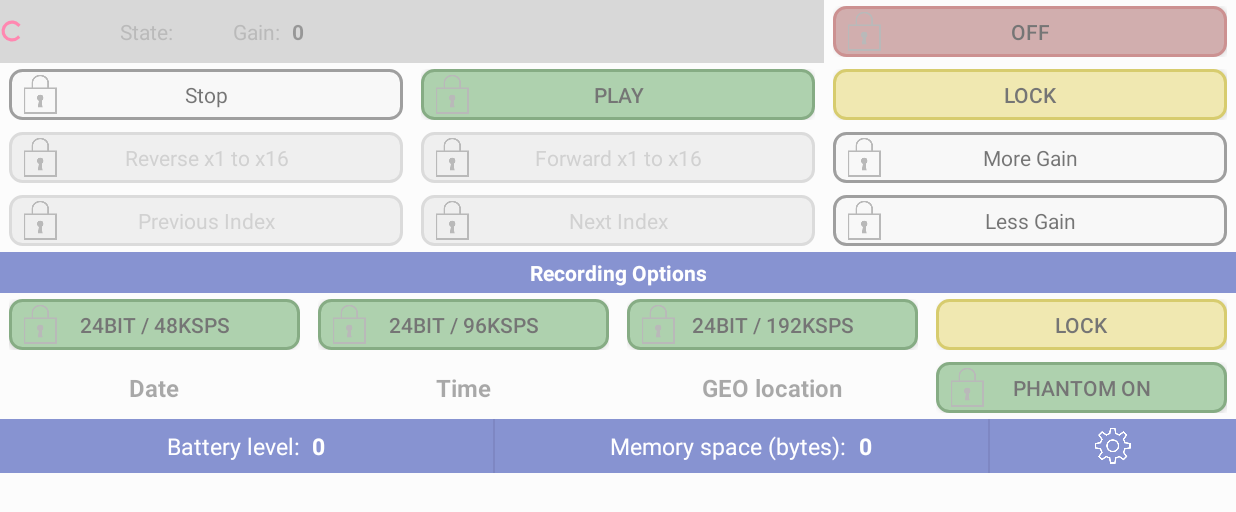
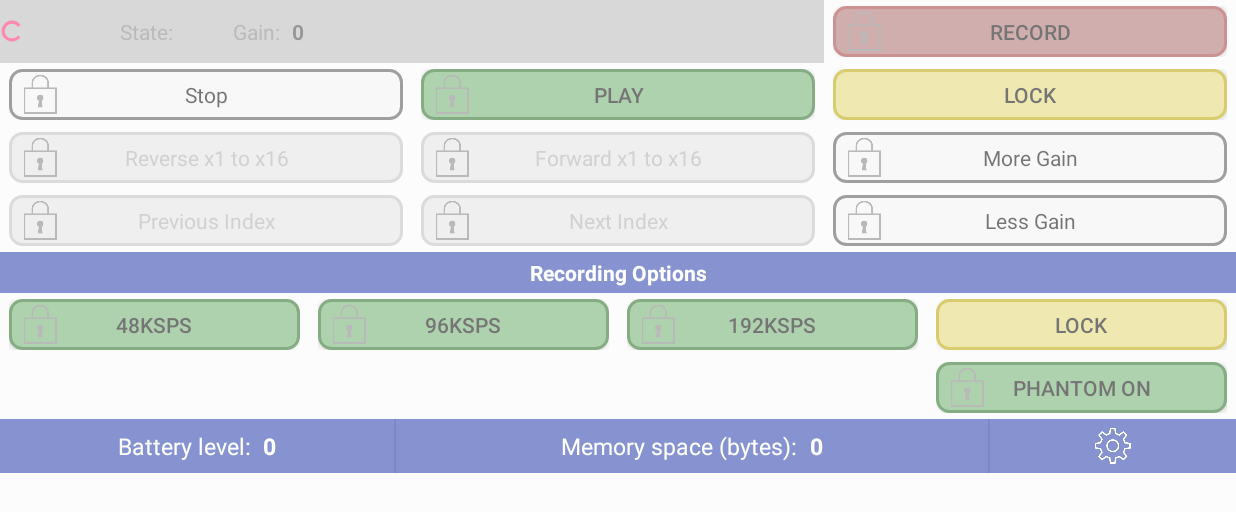
Before and after one commit to stas-perchenko/bt-recorder, an Android app: the FinalActivity screen opened directly, with no data from a screen before it, on a phone screen of 824 x 412 dp (held sideways). Shown: the top 512 px of the screen. Run offline under Robolectric (Android 15) with nearby library versions, the phone set to English and light mode, and no system bars; our stand-ins replace data binding; 51 statements that could not run were skipped.

Commit message:
Bugfixes.  Set Sample rate implemented

```diff
--- a/app/build.gradle
+++ b/app/build.gradle
@@ -10,8 +10,8 @@ android {
         applicationId "com.alperez.btrecorder"
         minSdkVersion 16
         targetSdkVersion 24
-        versionCode 6
-        versionName "1.0.5"
+        versionCode 7
+        versionName "1.0.6"
         testInstrumentationRunner "android.support.test.runner.AndroidJUnitRunner"
     }
 
--- a/app/src/main/java/com/alperez/bt_microphone/GlobalConstants.java
+++ b/app/src/main/java/com/alperez/bt_microphone/GlobalConstants.java
@@ -25,4 +25,9 @@ public class GlobalConstants {
     public static final int MAX_TIME_AFTER_LAST_UUID_DISCOVERED = 4000;
 
     public static final int FORMAT_COMMAND_TIMEOUT = 8000;
+
+
+    public static final int SAMPLE_RATE_48K = 48000;
+    public static final int SAMPLE_RATE_96K = 96000;
+    public static final int SAMPLE_RATE_192K = 192000;
 }
--- a/app/src/main/java/com/alperez/bt_microphone/core/RemoteDevice.java
+++ b/app/src/main/java/com/alperez/bt_microphone/core/RemoteDevice.java
@@ -32,11 +32,9 @@ import com.alperez.bt_microphone.rest.command.impl.VersionRestCommand;
 import com.alperez.bt_microphone.rest.response.BaseResponse;
 import com.alperez.bt_microphone.rest.response.ErrorResponse;
 import com.alperez.bt_microphone.rest.response.FileSuccessResponse;
-import com.alperez.bt_microphone.rest.response.PositionSuccessResponse;
 import com.alperez.bt_microphone.rest.response.SimpleSuccessResponse;
 import com.alperez.bt_microphone.rest.response.StatusSuccessResponse;
 import com.alperez.bt_microphone.rest.response.commonmodels.DeviceFile;
-import com.alperez.bt_microphone.rest.response.commonmodels.DevicePosition;
 import com.alperez.bt_microphone.rest.response.commonmodels.DeviceStatus;
 import com.android.annotations.NonNull;
 
--- a/app/src/main/java/com/alperez/bt_microphone/ui/viewmodel/MainControlsViewModel.java
+++ b/app/src/main/java/com/alperez/bt_microphone/ui/viewmodel/MainControlsViewModel.java
@@ -30,7 +30,7 @@ public class MainControlsViewModel extends BaseObservable {
     private String memorySpace = "0";
     private String batteryLevel = "0";
     private boolean phantomPower;
-    private String sampleRate = "0";
+    private int recordingSampleRate = 0;
     private String gainLevel = "0";
 
 
@@ -86,7 +86,7 @@ public class MainControlsViewModel extends BaseObservable {
         setBatteryLevel(Integer.toString(devStatus.batteryLevel()));
         setPhantomPower(devStatus.isPhantomPowerOn());
         setGainLevel(Integer.toString(devStatus.gainLevel()));
-        setSampleRate(Integer.toString(devStatus.recordingSampleRate()));
+        setRecordingSampleRate(devStatus.recordingSampleRate());
     }
 
 
@@ -96,10 +96,8 @@ public class MainControlsViewModel extends BaseObservable {
         return devState;
     }
     public void setDevState(DeviceState devState) {
-        if (this.devState != devState) {
-            this.devState = devState;
-            notifyPropertyChanged(BR.devState);
-        }
+        this.devState = devState;
+        notifyPropertyChanged(BR.devState);
     }
     @Bindable
     public String getMemorySpace() {
@@ -141,11 +139,14 @@ public class MainControlsViewModel extends BaseObservable {
             notifyPropertyChanged(BR.gainLevel);
         }
     }
-    public String getSampleRate() {
-        return sampleRate;
+
+    @Bindable
+    public int getRecordingSampleRate() {
+        return recordingSampleRate;
     }
-    public void setSampleRate(String sampleRate) {
-        this.sampleRate = sampleRate;
+    public void setRecordingSampleRate(int recordingSampleRate) {
+        this.recordingSampleRate = recordingSampleRate;
+        notifyPropertyChanged(BR.recordingSampleRate);
     }
 
     /**********************************************************************************************/
@@ -153,16 +154,16 @@ public class MainControlsViewModel extends BaseObservable {
 
     /*****  File-related ********/
     private Date currentTimeStart = new Date(0);
-    private String currentDuration = "0";
-    private String currentPosition = "0";
+    private long currentDuration;
+    private long currentPosition;
     private String currentSampleRate = "0";
     private Location currentLocation = new Location("");
 
 
     public void setCurrentFile(DeviceFile devFile) {
         setCurrentTimeStart(devFile.startTime());
-        setCurrentDuration(Long.toString(devFile.durationMillis()));
-        setCurrentPosition(Long.toString(devFile.currentPosition()));
+        setCurrentDuration(devFile.durationMillis());
+        setCurrentPosition(devFile.currentPosition());
         setCurrentSampleRate(Integer.toString(devFile.sampleRate()));
         setCurrentLocation(devFile.geoLocation());
     }
@@ -181,24 +182,24 @@ public class MainControlsViewModel extends BaseObservable {
     }
 
     @Bindable
-    public String getCurrentDuration() {
-        return currentDuration;
+    public int getCurrentDuration() {
+        return (int)currentDuration;
     }
 
-    public void setCurrentDuration(String currentDuration) {
-        if (!currentDuration.equals(this.currentDuration)) {
+    public void setCurrentDuration(long currentDuration) {
+        if (currentDuration != this.currentDuration) {
             this.currentDuration = currentDuration;
             notifyPropertyChanged(BR.currentDuration);
         }
     }
 
     @Bindable
-    public String getCurrentPosition() {
-        return currentPosition;
+    public int getCurrentPosition() {
+        return (int)Math.min(currentPosition, currentDuration);
     }
 
-    public void setCurrentPosition(String currentPosition) {
-        if (!currentPosition.equals(this.currentPosition)) {
+    public void setCurrentPosition(long currentPosition) {
+        if (currentPosition != this.currentPosition) {
             this.currentPosition = currentPosition;
             notifyPropertyChanged(BR.currentPosition);
         }
--- a/app/src/main/res/layout/activity_final.xml
+++ b/app/src/main/res/layout/activity_final.xml
@@ -138,7 +138,13 @@
                         android:layout_height="match_parent"
                         app:theme="@style/ThemeButton.TogglableRed"
                         style="@style/ButtonLockable.Togglable"
-                        android:text="@string/action_record"
+
+                        android:textOff="@string/action_record"
+                        android:textOn="@string/action_record_active"
+
+                        android:checked="@{viewModel.devState == DS.RECORDING}"
+
+
                         android:enabled="@{!(viewModel.devState == DS.PLAYING)  &amp;&amp;  !(viewModel.devState == DS.PAUSED)}"
                         app:locked="@{viewModel.controlsLocked}"
                         app:onClickListener="@{clickerRecord}"/>
@@ -192,6 +198,7 @@
                         style="@style/ButtonLockable.Togglable"
                         android:textOff="@string/action_play"
                         android:textOn="@string/action_pause"
+                        android:checked="@{viewModel.devState == DS.PLAYING}"
                         android:enabled="@{!(viewModel.devState == DS.RECORDING)}"
                         app:locked="@{viewModel.controlsLocked}"
                         app:onClickListener="@{clickerPlayPause}"/>
@@ -373,7 +380,7 @@
                 android:layout_height="wrap_content"
                 android:layout_weight="0"
                 android:gravity="center_horizontal"
-                android:text="@string/section_title_rec_options"
+                android:text="@{(viewModel.devState==DS.PLAYING || viewModel.devState==DS.PAUSING || viewModel.devState==DS.PAUSED) ? @string/section_title_playback_progress : @string/section_title_rec_options}"
                 android:paddingTop="4dp"
                 android:paddingBottom="4dp"
                 android:textStyle="bold"
@@ -416,7 +423,7 @@
                                 style="@style/ButtonLockable.Togglable"
                                 android:textOn="@string/action_quality_24_48"
                                 android:textOff="@string/action_quality_24_48"
-                                android:checked="@{viewModel.sampleRate.equals(48000)}"
+                                android:checked="@{viewModel.recordingSampleRate == com.alperez.bt_microphone.GlobalConstants.SAMPLE_RATE_48K}"
                                 app:locked="@{viewModel.optionsLocked || (viewModel.devState == DS.RECORDING)}"
                                 app:onClickListener="@{clickerSmprate1}" />
 
@@ -439,7 +446,7 @@
                                 style="@style/ButtonLockable.Togglable"
                                 android:textOn="@string/action_quality_24_96"
                                 android:textOff="@string/action_quality_24_96"
-                                android:checked="@{viewModel.sampleRate.equals(96000)}"
+                                android:checked="@{viewModel.recordingSampleRate == com.alperez.bt_microphone.GlobalConstants.SAMPLE_RATE_96K}"
                                 app:locked="@{viewModel.optionsLocked || (viewModel.devState == DS.RECORDING)}"
                                 app:onClickListener="@{clickerSmprate2}" />
 
@@ -462,7 +469,7 @@
                                 style="@style/ButtonLockable.Togglable"
                                 android:textOn="@string/action_quality_24_192"
                                 android:textOff="@string/action_quality_24_192"
-                                android:checked="@{viewModel.sampleRate.equals(192000)}"
+                                android:checked="@{viewModel.recordingSampleRate == com.alperez.bt_microphone.GlobalConstants.SAMPLE_RATE_192K}"
                                 app:locked="@{viewModel.optionsLocked || (viewModel.devState == DS.RECORDING)}"
                                 app:onClickListener="@{clickerSmprate3}" />
 
@@ -514,7 +521,7 @@
                                 android:layout_gravity="center"
                                 android:textStyle="bold"
                                 android:textSize="16sp"
-                                android:text="Date"/>
+                                app:date_only="@{viewModel.currentTimeStart}"/>
 
                         </FrameLayout>
 
@@ -534,7 +541,7 @@
                                 android:layout_gravity="center"
                                 android:textStyle="bold"
                                 android:textSize="16sp"
-                                android:text="Time"/>
+                                app:time_only="@{viewModel.currentTimeStart}" />
 
                         </FrameLayout>
 
@@ -554,7 +561,7 @@
                                 android:layout_gravity="center"
                                 android:textStyle="bold"
                                 android:textSize="16sp"
-                                android:text="GEO location"/>
+                                android:text="@{viewModel.currentLocation}"/>
 
                         </FrameLayout>
 
@@ -587,8 +594,6 @@
 
 
 
-
-
                 <RelativeLayout
                     android:layout_width="match_parent"
                     android:layout_height="match_parent"
@@ -596,7 +601,7 @@
                     android:paddingTop="6dp"
                     android:paddingLeft="8dp"
                     android:paddingRight="8dp"
-                    android:visibility="@{(viewModel.devState==DS.PLAYING || viewModel.devState==DS.PLAYING) ? v.VISIBLE : v.INVISIBLE}">
+                    android:visibility="@{(viewModel.devState==DS.PLAYING || viewModel.devState==DS.PAUSING || viewModel.devState==DS.PAUSED) ? v.VISIBLE : v.INVISIBLE}">
 
                     <TextView android:id="@+id/start_point_title"
                         android:layout_width="wrap_content"
@@ -604,13 +609,24 @@
                         android:layout_alignParentTop="true"
                         android:layout_alignParentLeft="true"
                         android:text="Started at: "/>
-                    <TextView
+                    <TextView android:id="@+id/start_point_value"
                         android:layout_width="wrap_content"
                         android:layout_height="wrap_content"
                         android:layout_toRightOf="@id/start_point_title"
                         android:layout_alignBaseline="@id/start_point_title"
                         android:layout_marginLeft="8dp"
-                        android:text="fghdfjgdg"/>
+                        app:recording_start="@{viewModel.currentTimeStart}"/>
+
+                    <TextView
+                        android:layout_width="wrap_content"
+                        android:layout_height="wrap_content"
+                        android:layout_toRightOf="@id/start_point_value"
+                        android:layout_alignBaseline="@id/start_point_title"
+                        android:layout_marginLeft="8dp"
+                        android:textColor="#909090"
+                        android:textSize="10dp"
+                        android:text="Location and SMP rate will be here"/>
+
 
                     <LinearLayout
                         android:layout_width="match_parent"
@@ -621,17 +637,18 @@
                         <ProgressBar
                             android:layout_width="0dp"
                             android:layout_height="wrap_content"
+                            style="@android:style/Widget.ProgressBar.Horizontal"
                             android:layout_weight="1"
                             android:indeterminate="false"
-                            android:max="100"
-                            android:progress="50"/>
+                            android:max="@{viewModel.currentDuration}"
+                            android:progress="@{viewModel.currentPosition}"/>
 
                         <TextView
                             android:layout_width="wrap_content"
                             android:layout_height="wrap_content"
                             android:layout_weight="0"
                             android:layout_marginLeft="8dp"
-                            android:text="1234"/>
+                            app:duration_time="@{viewModel.currentDuration}"/>
                     </LinearLayout>
 
                 </RelativeLayout>
@@ -656,7 +673,7 @@
                 <FrameLayout
                     android:layout_width="0dp"
                     android:layout_height="match_parent"
-                    android:layout_weight="1">
+                    android:layout_weight="40">
                     <LinearLayout
                         android:layout_width="wrap_content"
                         android:layout_height="match_parent"
@@ -694,7 +711,7 @@
                 <FrameLayout
                     android:layout_width="0dp"
                     android:layout_height="match_parent"
-                    android:layout_weight="1">
+                    android:layout_weight="60">
                     <LinearLayout
                         android:layout_width="wrap_content"
                         android:layout_height="match_parent"
@@ -717,7 +734,7 @@
                             android:textSize="15sp"
                             android:textStyle="bold"
                             android:textColor="#FFFFFF"
-                            android:text="@{viewModel.batteryLevel}"/>
+                            android:text="@{viewModel.memorySpace}"/>
 
                     </LinearLayout>
                 </FrameLayout>
--- a/app/src/main/res/values/strings.xml
+++ b/app/src/main/res/values/strings.xml
@@ -14,6 +14,7 @@
     <string name="action_check_known_devices">Check known devices</string>
     <string name="action_search_new_devices">Search new devices</string>
     <string name="action_record">Record</string>
+    <string name="action_record_active">Recording</string>
     <string name="action_stop">Stop</string>
     <string name="action_play">Play</string>
     <string name="action_pause">Pause</string>
@@ -25,9 +26,9 @@
     <string name="action_gain_down">Less Gain</string>
     <string name="action_prev_index">Previous Index</string>
     <string name="action_next_index">Next Index</string>
-    <string name="action_quality_24_48">24bit / 48kSps</string>
-    <string name="action_quality_24_96">24bit / 96kSps</string>
-    <string name="action_quality_24_192">24bit / 192kSps</string>
+    <string name="action_quality_24_48">48kSps</string>
+    <string name="action_quality_24_96">96kSps</string>
+    <string name="action_quality_24_192">192kSps</string>
     <string name="action_pahntom_on">Phantom On</string>
     <string name="action_pahntom_off">Phantom Off</string>
 
@@ -36,5 +37,6 @@
     <string name="action_clear_db">Clear device cache</string>
 
     <string name="section_title_rec_options">Recording Options</string>
+    <string name="section_title_playback_progress">Playback progress</string>
 
 </resources>
```
Also changed, not shown: app/src/main/java/com/alperez/bt_microphone/ui/BindingAdapters.java (+52 -0 lines), app/src/main/java/com/alperez/bt_microphone/ui/activity/FinalActivity.java (+42 -5 lines).
